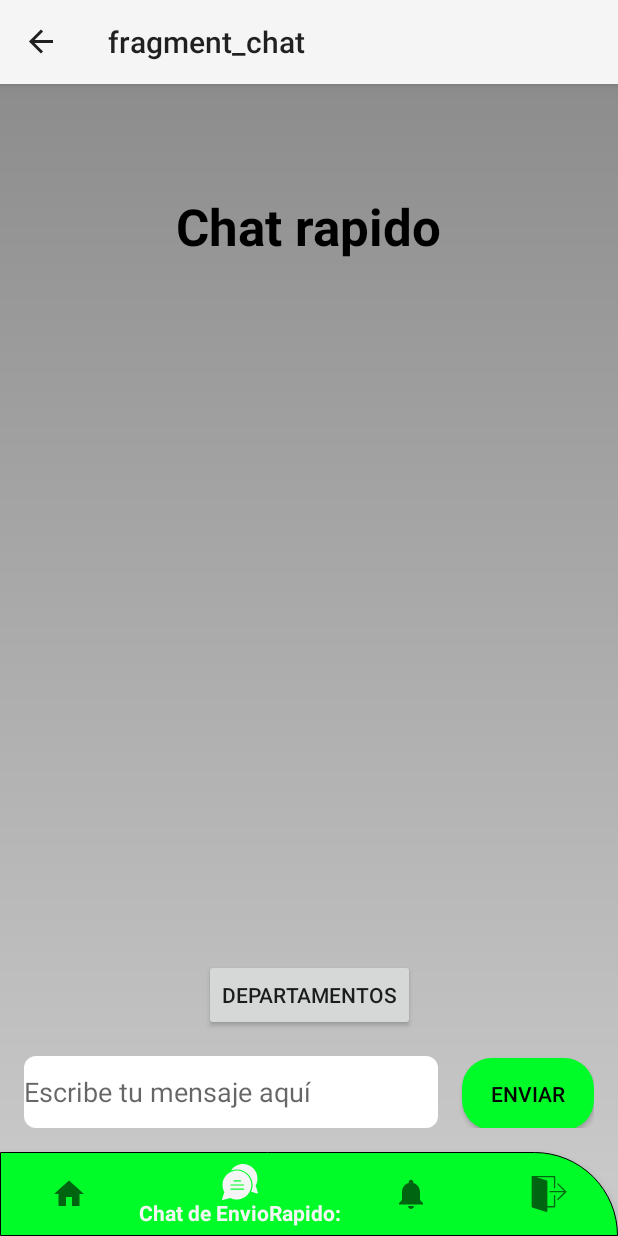
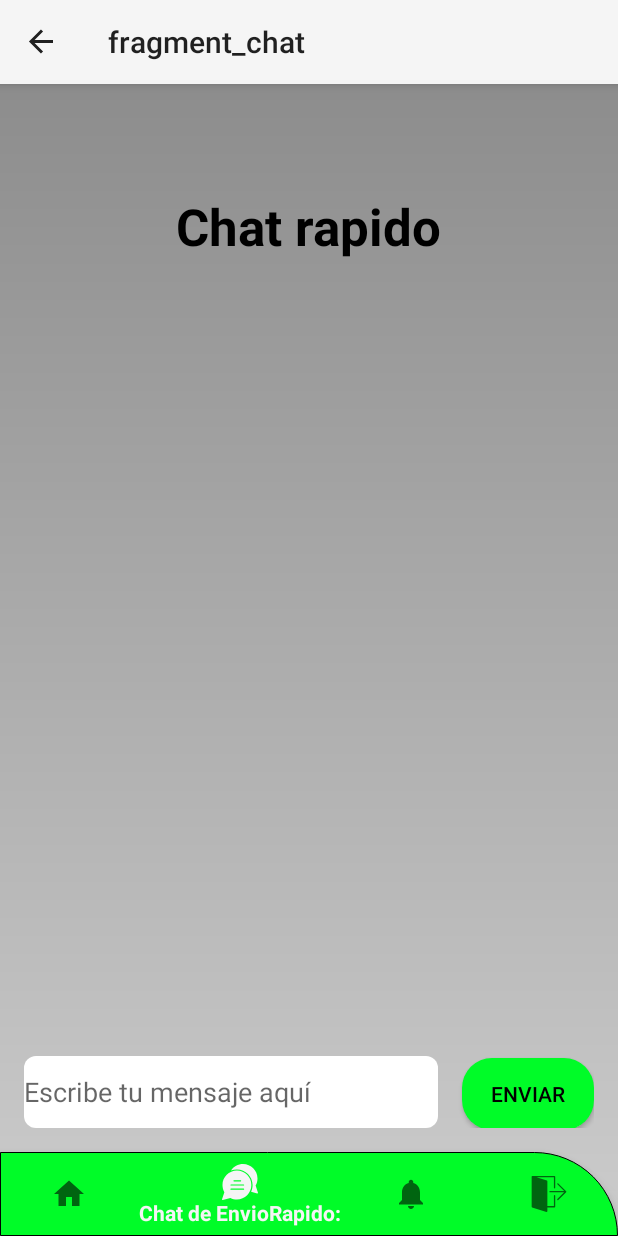
Before and after one commit to LS18025/PROYECTO_PDM, an Android app: the ChatFragment screen opened through its navigation route, on a phone screen of 412 x 824 dp. Run offline under Robolectric (Android 15) with nearby library versions, the phone set to English and light mode, and no system bars; our stand-ins replace Firebase (no records; nobody signed in at launch, a user with empty details on screens opened directly), navigation-ui.

Commit message:
fix models

```diff
--- a/app/src/main/AndroidManifest.xml
+++ b/app/src/main/AndroidManifest.xml
@@ -1,6 +1,10 @@
 <?xml version="1.0" encoding="utf-8"?>
 <manifest xmlns:android="http://schemas.android.com/apk/res/android"
     xmlns:tools="http://schemas.android.com/tools">
+    <uses-permission android:name="android.permission.INTERNET" />
+    <uses-permission android:name="android.permission.ACCESS_NETWORK_STATE" />
+    <uses-permission android:name="android.permission.ACCESS_WIFI_STATE" />
+
 
     <application
         android:allowBackup="true"
--- a/app/src/main/java/com/example/enviorapido_pdm/ConexionDataBaseHelper.kt
+++ b/app/src/main/java/com/example/enviorapido_pdm/ConexionDataBaseHelper.kt
@@ -146,8 +146,8 @@ class ConexionDataBaseHelper(context: Context) : SQLiteOpenHelper(context, DATAB
                 "$COL_EMAIL_PERSONA text," +
                 "$COL_TELEFONO_PERSONA text," +
                 "$COL_USUARIO text," +
-                "$COL_CONTRASENA text,"+
-                "FOREIGN KEY($COL_ID_ROL) REFERENCES $TABLE_ROL($COL_ID_ROL))"
+                "$COL_CONTRASENA text)"
+
 
         db.execSQL(createTableUsuarioSQL)
 
--- a/app/src/main/java/com/example/enviorapido_pdm/MainActivity.kt
+++ b/app/src/main/java/com/example/enviorapido_pdm/MainActivity.kt
@@ -42,21 +42,23 @@ class MainActivity : AppCompatActivity() {
         navView.setupWithNavController(navController)
 
         // Obtener referencia al botón
-        val button: Button = findViewById(R.id.button2)
+        //val button: Button = findViewById(R.id.button2)
 
         // Agregar OnClickListener al botón
-        button.setOnClickListener {
+        //button.setOnClickListener {
             // Navegar al fragmento RegistrarEnvioFragment
-            navController.navigate(R.id.envioExitosoFragment)
-        }
+            //navController.navigate(R.id.envioExitosoFragment)
+        //}
 
-        val btnDepa:Button = findViewById(R.id.btnDepa)
+        //val btnDepa:Button = findViewById(R.id.btnDepa)
 
-        btnDepa.setOnClickListener()
-        {
-            val Intent = Intent(this,VistaPaquete::class.java)
-            startActivity(Intent)
-        }
+        //btnDepa.setOnClickListener()
+        //{
+          //  val Intent = Intent(this,VistaPaquete::class.java)
+           // startActivity(Intent)
+        //}
+
+
 
 
         firebaseAuth = Firebase.auth
--- a/app/src/main/java/com/example/enviorapido_pdm/ui/chat/ChatFragment.kt
+++ b/app/src/main/java/com/example/enviorapido_pdm/ui/chat/ChatFragment.kt
@@ -31,8 +31,8 @@ class ChatFragment : Fragment() {
         // TODO: Use the ViewModel
 
         // Ocultar el botón en el fragmento
-        val button: Button? = activity?.findViewById(R.id.button2)
-        button?.visibility = View.GONE
+        //val button: Button? = activity?.findViewById(R.id.button2)
+        //button?.visibility = View.GONE
     }
 
 }
--- a/app/src/main/java/com/example/enviorapido_pdm/ui/envios/DatosDestinatarioFragment.kt
+++ b/app/src/main/java/com/example/enviorapido_pdm/ui/envios/DatosDestinatarioFragment.kt
@@ -31,8 +31,8 @@ class DatosDestinatarioFragment : Fragment() {
         // TODO: Use the ViewModel
 
         // Ocultar el botón en el fragmento
-        val button: Button? = activity?.findViewById(R.id.button2)
-        button?.visibility = View.GONE
+        //val button: Button? = activity?.findViewById(R.id.button2)
+        //button?.visibility = View.GONE
     }
 
 }
--- a/app/src/main/java/com/example/enviorapido_pdm/ui/envios/EnvioExitosoFragment.kt
+++ b/app/src/main/java/com/example/enviorapido_pdm/ui/envios/EnvioExitosoFragment.kt
@@ -30,8 +30,8 @@ class EnvioExitosoFragment : Fragment() {
         viewModel = ViewModelProvider(this).get(EnvioExitosoViewModel::class.java)
         // TODO: Use the ViewModel
         // Ocultar el botón en el fragmento
-        val button: Button? = activity?.findViewById(R.id.button2)
-        button?.visibility = View.GONE
+        //val button: Button? = activity?.findViewById(R.id.button2)
+        //button?.visibility = View.GONE
     }
 
 }
--- a/app/src/main/java/com/example/enviorapido_pdm/ui/envios/RegistrarEnvioFragment.kt
+++ b/app/src/main/java/com/example/enviorapido_pdm/ui/envios/RegistrarEnvioFragment.kt
@@ -50,8 +50,8 @@ class RegistrarEnvioFragment : Fragment() {
         // TODO: Use the ViewModel
 
         // Ocultar el botón en el fragmento
-        val button: Button? = activity?.findViewById(R.id.button2)
-        button?.visibility = View.GONE
+        //val button: Button? = activity?.findViewById(R.id.button2)
+        //button?.visibility = View.GONE
 
 
     }
--- a/app/src/main/java/com/example/enviorapido_pdm/ui/home/HomeFragment.kt
+++ b/app/src/main/java/com/example/enviorapido_pdm/ui/home/HomeFragment.kt
@@ -13,6 +13,7 @@ import com.example.enviorapido_pdm.databinding.FragmentHomeBinding
 import com.example.enviorapido_pdm.R
 import com.example.enviorapido_pdm.RegistrarEnvio
 import com.example.enviorapido_pdm.VerPerfilUsuario
+import com.example.enviorapido_pdm.ui.usuario.VerUsuarios
 
 class HomeFragment : Fragment() {
 
@@ -31,7 +32,7 @@ class HomeFragment : Fragment() {
         val imageButton4: ImageButton = binding.imageButton4
         val imageButton6: ImageButton = binding.imageButton6
         val imageButton8: ImageButton = binding.imageButton8
-
+        val btnUsuarios: ImageButton = binding.btnUsuarios
 
         // Establecer el OnClickListener
         imageButton4.setOnClickListener {
@@ -52,6 +53,11 @@ class HomeFragment : Fragment() {
             startActivity(intent)
         }
 
+        btnUsuarios.setOnClickListener {
+            val intent = Intent(requireContext(), VerUsuarios::class.java)
+            startActivity(intent)
+        }
+
 
         return root
     }
--- a/app/src/main/java/com/example/enviorapido_pdm/ui/rastreo/DatosRastreoPaqueteFragment.kt
+++ b/app/src/main/java/com/example/enviorapido_pdm/ui/rastreo/DatosRastreoPaqueteFragment.kt
@@ -31,8 +31,8 @@ class DatosRastreoPaqueteFragment : Fragment() {
         // TODO: Use the ViewModel
 
         // Ocultar el botón en el fragmento
-        val button: Button? = activity?.findViewById(R.id.button2)
-        button?.visibility = View.GONE
+        //val button: Button? = activity?.findViewById(R.id.button2)
+        //button?.visibility = View.GONE
     }
 
 }
--- a/app/src/main/java/com/example/enviorapido_pdm/ui/rastreo/RastrearPaqueteFragment.kt
+++ b/app/src/main/java/com/example/enviorapido_pdm/ui/rastreo/RastrearPaqueteFragment.kt
@@ -31,8 +31,8 @@ class RastrearPaqueteFragment : Fragment() {
         // TODO: Use the ViewModel
 
         // Ocultar el botón en el fragmento
-        val button: Button? = activity?.findViewById(R.id.button2)
-        button?.visibility = View.GONE
+        //val button: Button? = activity?.findViewById(R.id.button2)
+        //button?.visibility = View.GONE
     }
 
 }
--- a/app/src/main/res/layout/activity_main.xml
+++ b/app/src/main/res/layout/activity_main.xml
@@ -33,28 +33,4 @@
         app:layout_constraintVertical_bias="0.0"
         app:navGraph="@navigation/mobile_navigation" />
 
-    <Button
-        android:id="@+id/button2"
-        style="@style/EstiloBoton"
-        android:layout_width="wrap_content"
-        android:layout_height="wrap_content"
-        android:clickable="false"
-        android:text="Button"
-        app:layout_constraintBottom_toTopOf="@id/nav_view"
-        app:layout_constraintEnd_toEndOf="parent"
-        app:layout_constraintHorizontal_bias="0.498"
-        app:layout_constraintStart_toStartOf="parent"
-        app:layout_constraintTop_toTopOf="@id/nav_host_fragment_activity_main"
-        app:layout_constraintVertical_bias="0.658" />
-
-    <Button
-        android:id="@+id/btnDepa"
-        android:layout_width="wrap_content"
-        android:layout_height="wrap_content"
-        android:layout_marginTop="96dp"
-        android:text="Departamentos"
-        app:layout_constraintEnd_toEndOf="parent"
-        app:layout_constraintStart_toStartOf="parent"
-        app:layout_constraintTop_toBottomOf="@id/button2" />
-
 </androidx.constraintlayout.widget.ConstraintLayout>
```
